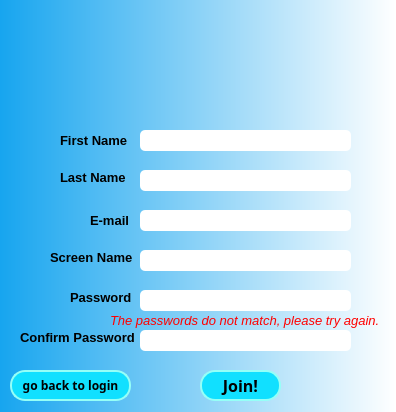
Old version of the form PlotTalk/Forms/createacctpage.ui in the repository allanhaywood/CS441.
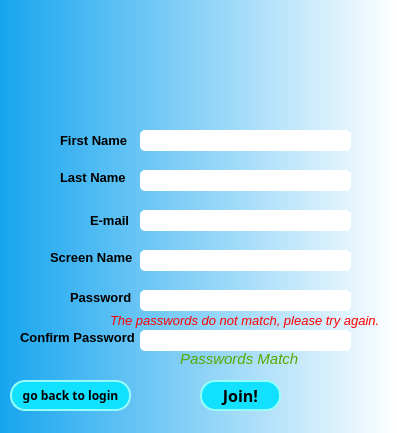
New version of the form. Icons and pictures are not drawn.

```diff
--- a/PlotTalk/Forms/createacctpage.ui
+++ b/PlotTalk/Forms/createacctpage.ui
@@ -6,8 +6,8 @@
    <rect>
     <x>0</x>
     <y>0</y>
-    <width>396</width>
-    <height>412</height>
+    <width>397</width>
+    <height>433</height>
    </rect>
   </property>
   <property name="cursor">
@@ -172,7 +172,7 @@
    <property name="geometry">
     <rect>
      <x>200</x>
-     <y>370</y>
+     <y>380</y>
      <width>81</width>
      <height>31</height>
     </rect>
@@ -355,30 +355,11 @@
     </font>
    </property>
   </widget>
-  <widget class="QLabel" name="pwdMatch">
-   <property name="geometry">
-    <rect>
-     <x>240</x>
-     <y>470</y>
-     <width>131</width>
-     <height>20</height>
-    </rect>
-   </property>
-   <property name="font">
-    <font>
-     <pointsize>11</pointsize>
-     <italic>true</italic>
-    </font>
-   </property>
-   <property name="text">
-    <string>&lt;html&gt;&lt;head/&gt;&lt;body&gt;&lt;p&gt;&lt;span style=&quot; color:#55aa00;&quot;&gt;Passwords Match!&lt;/span&gt;&lt;/p&gt;&lt;/body&gt;&lt;/html&gt;</string>
-   </property>
-  </widget>
   <widget class="QPushButton" name="GoBack">
    <property name="geometry">
     <rect>
      <x>10</x>
-     <y>370</y>
+     <y>380</y>
      <width>121</width>
      <height>31</height>
     </rect>
@@ -398,6 +379,28 @@
     <string>go back to login</string>
    </property>
   </widget>
+  <widget class="QLabel" name="pwdMatch">
+   <property name="enabled">
+    <bool>true</bool>
+   </property>
+   <property name="geometry">
+    <rect>
+     <x>180</x>
+     <y>350</y>
+     <width>119</width>
+     <height>18</height>
+    </rect>
+   </property>
+   <property name="font">
+    <font>
+     <pointsize>11</pointsize>
+     <italic>true</italic>
+    </font>
+   </property>
+   <property name="text">
+    <string>&lt;html&gt;&lt;head/&gt;&lt;body&gt;&lt;p&gt;&lt;span style=&quot; color:#55aa00;&quot;&gt;Passwords Match!&lt;/span&gt;&lt;/p&gt;&lt;/body&gt;&lt;/html&gt;</string>
+   </property>
+  </widget>
   <zorder>FirstNameLabel</zorder>
   <zorder>LastNameLabel</zorder>
   <zorder>passwordLabel2</zorder>
```
Left out of the diff: 2 changed lines with no effect on the pictures.
